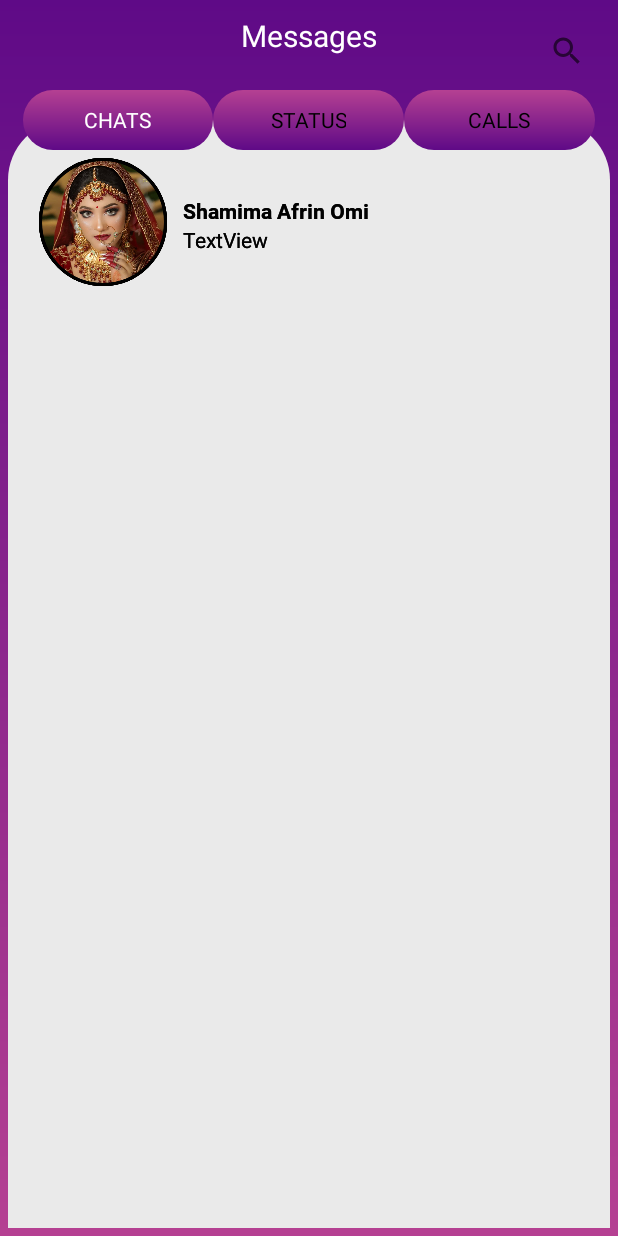
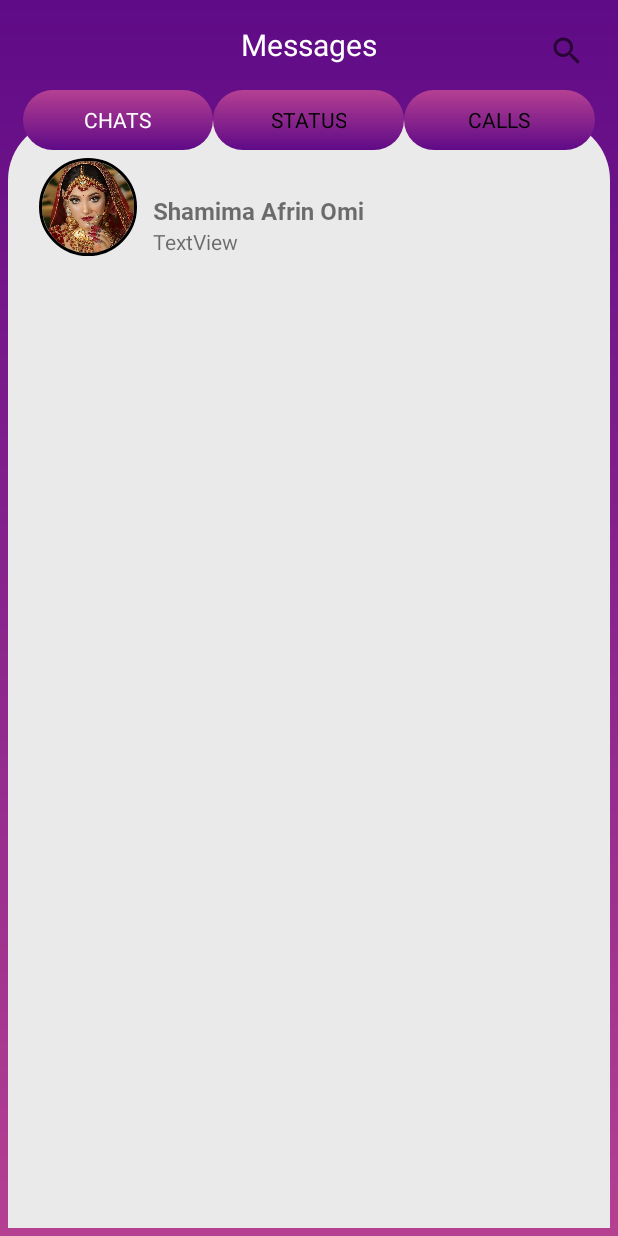
Before and after one commit to alizahid1996/BigChatApp, an Android app: the screen it shows after launch (DashboardActivity), on a phone screen of 412 x 824 dp. Run offline under Robolectric (Android 15) with nearby library versions, the phone set to English and light mode, and no system bars; our stand-ins replace CircleImageView; Roboto replaces fonts that are not available here.

Commit message:
commit 108 push ali

```diff
--- a/app/src/main/java/com/example/bigchatapp/SplashActivity.java
+++ b/app/src/main/java/com/example/bigchatapp/SplashActivity.java
@@ -40,4 +40,4 @@ public class SplashActivity extends AppCompatActivity {
     }
 
 
-    }
+}
--- a/app/src/main/res/layout/activity_chat.xml
+++ b/app/src/main/res/layout/activity_chat.xml
@@ -23,10 +23,10 @@
 
         <ImageView
             android:layout_centerVertical="true"
-            android:layout_marginLeft="10dp"
+            android:layout_marginLeft="16dp"
             android:src="@drawable/back_button_icon"
-            android:layout_width="wrap_content"
-            android:layout_height="wrap_content"/>
+            android:layout_width="20dp"
+            android:layout_height="20dp"/>
 
         <TextView
             android:id="@+id/activityLabel"
--- a/app/src/main/res/layout/activity_dashboard.xml
+++ b/app/src/main/res/layout/activity_dashboard.xml
@@ -10,7 +10,7 @@
     <TextView
         android:layout_width="wrap_content"
         android:layout_height="wrap_content"
-        android:layout_marginTop="10dp"
+        android:layout_marginTop="16dp"
         android:text="Messages"
         android:textSize="20dp"
         android:textColor="@color/white"
--- a/app/src/main/res/layout/activity_otp_verify.xml
+++ b/app/src/main/res/layout/activity_otp_verify.xml
@@ -144,9 +144,8 @@
                 app:layout_constraintStart_toStartOf="parent"
                 app:layout_constraintTop_toBottomOf="@+id/submitOTP"/>
 
+        </androidx.constraintlayout.widget.ConstraintLayout>
 
-
-        </androidx.constraintlayout.widget.ConstraintLayout>
     </com.google.android.material.card.MaterialCardView>
 
 </androidx.constraintlayout.widget.ConstraintLayout>
--- a/app/src/main/res/layout/fragment_chat.xml
+++ b/app/src/main/res/layout/fragment_chat.xml
@@ -3,7 +3,8 @@
     xmlns:tools="http://schemas.android.com/tools"
     android:layout_width="match_parent"
     android:layout_height="match_parent"
-    tools:context=".Dashboard.ui.ChatFragment">
+    tools:context=".Dashboard.ui.ChatFragment"
+    android:layout_marginTop="10dp">
 
    <!--<androidx.recyclerview.widget.RecyclerView
        android:id="@+id/chatsRecycler"
@@ -11,11 +12,6 @@
        android:layout_height="wrap_content"/>-->
 
    <include layout="@layout/item_chat_users"/>
-   <include layout="@layout/item_chat_users"/>
-   <include layout="@layout/item_chat_users"/>
-   <include layout="@layout/item_chat_users"/>
-   <include layout="@layout/item_chat_users"/>
-   <include layout="@layout/item_chat_users"/>
 
 
 </FrameLayout>
--- a/app/src/main/res/layout/item_chat_users.xml
+++ b/app/src/main/res/layout/item_chat_users.xml
@@ -1,5 +1,6 @@
 <?xml version="1.0" encoding="utf-8"?>
-<LinearLayout xmlns:android="http://schemas.android.com/apk/res/android"
+<LinearLayout
+    xmlns:android="http://schemas.android.com/apk/res/android"
     android:layout_width="match_parent"
     android:layout_height="match_parent"
     android:layout_marginBottom="5dp"
@@ -8,8 +9,8 @@
 
     <de.hdodenhof.circleimageview.CircleImageView
         android:id="@+id/profileImage"
-        android:layout_width="96dp"
-        android:layout_height="96dp"
+        android:layout_width="76dp"
+        android:layout_height="76dp"
         app:civ_border_width="2dp"
         app:civ_circle_background_color="#FF000000"
         android:src="@drawable/image"
@@ -19,12 +20,13 @@
     <LinearLayout
         android:layout_width="match_parent"
         android:layout_height="100dp"
-        android:gravity="center|start"
+        android:gravity="center_vertical"
         android:layout_marginLeft="5dp"
         android:orientation="vertical">
 
         <TextView
             android:id="@+id/userName"
+            android:textSize="16sp"
             android:layout_width="wrap_content"
             android:layout_height="wrap_content"
             android:fontFamily="@font/roboto_bold"
```
Also changed, not shown: app/src/main/res/layout/activity_on_boarding.xml (+19 -40 lines).
